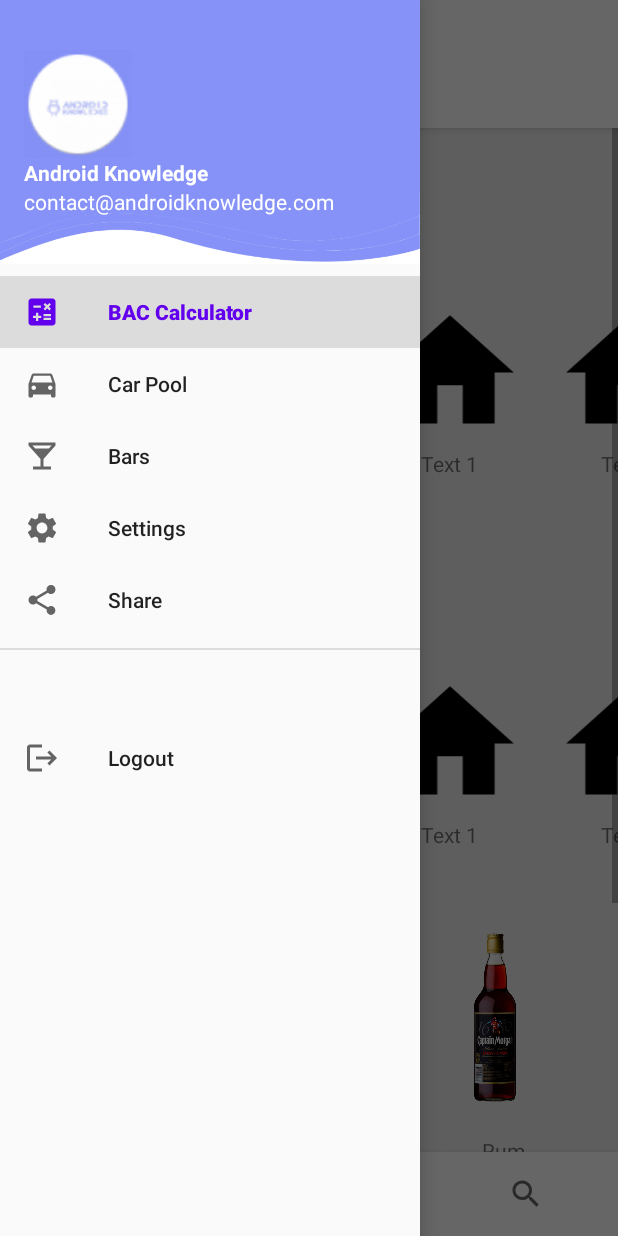
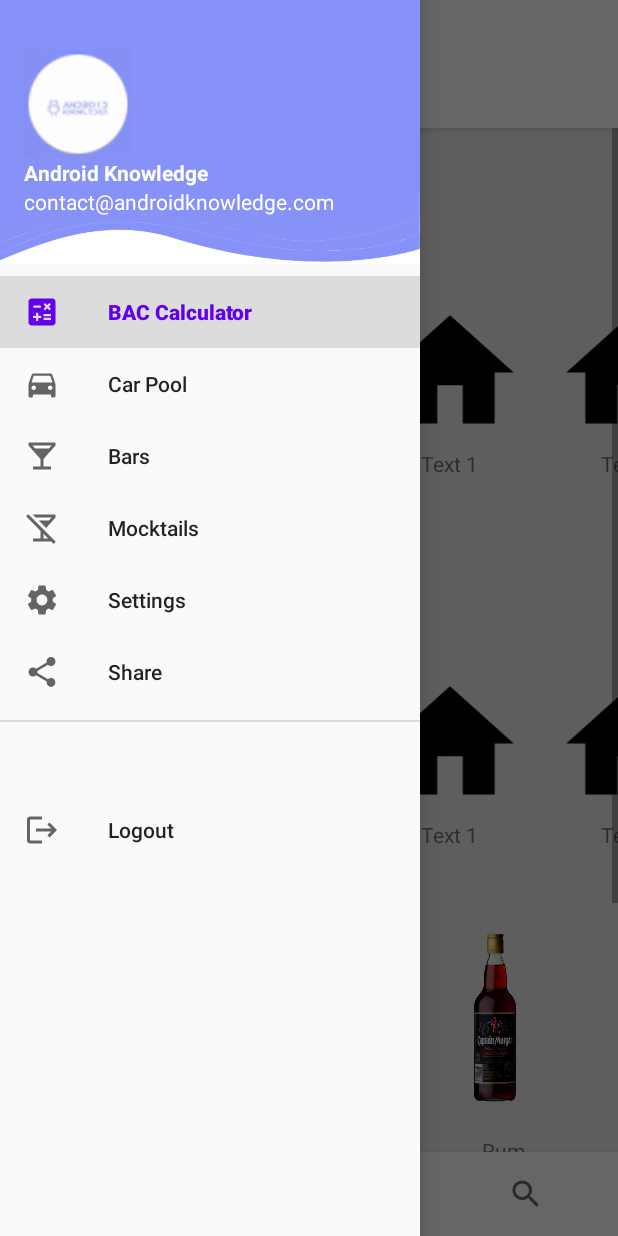
Before and after one commit to sgonz837/Adulting-21, an Android app: the HomeFragment screen opened directly, with no data from a screen before it, with the side drawer open, on a phone screen of 412 x 824 dp. Run offline under Robolectric (Android 15) with nearby library versions, the phone set to English and light mode, and no system bars; our stand-ins replace Picasso; pictures from the network do not load.

Commit message:
Added Mocktail & Uber

```diff
--- /dev/null
+++ b/Adulting21/app/src/main/res/drawable/baseline_no_drinks_24.xml
@@ -0,0 +1,5 @@
+<vector android:height="24dp" android:tint="#000000"
+    android:viewportHeight="24" android:viewportWidth="24"
+    android:width="24dp" xmlns:android="http://schemas.android.com/apk/res/android">
+    <path android:fillColor="@android:color/white" android:pathData="M5.83,3H21v2l-6.2,6.97L9.83,7h6.74l1.78,-2H7.83L5.83,3zM19.78,22.61L18,20.83V21H6v-2h5v-5l-1.37,-1.54L1.39,4.22l1.41,-1.41L3,3l18.19,18.19L19.78,22.61zM16.17,19L13,15.83V19H16.17z"/>
+</vector>
--- a/Adulting21/app/src/main/res/menu/nav_menu.xml
+++ b/Adulting21/app/src/main/res/menu/nav_menu.xml
@@ -18,6 +18,10 @@
             android:icon="@drawable/baseline_local_bar_24"
             android:title="Bars" />
         <item
+            android:id="@+id/nav_mocktails"
+            android:icon="@drawable/baseline_no_drinks_24"
+            android:title="Mocktails" />
+        <item
             android:id="@+id/nav_settings"
             android:icon="@drawable/baseline_settings_24"
             android:title="Settings" />
@@ -31,6 +35,7 @@
             android:icon="@drawable/nav_home"
             android:title="Bars"
             android:visible="false" />
+
         <item
             android:id="@+id/nav_service1"
             android:title="Service 1"
--- a/Adulting21/build.gradle
+++ b/Adulting21/build.gradle
@@ -4,8 +4,8 @@ buildscript {
     }
 }// Top-level build file where you can add configuration options common to all sub-projects/modules.
 plugins {
-    id 'com.android.application' version '7.4.2' apply false
-    id 'com.android.library' version '7.4.2' apply false
+    id 'com.android.application' version '8.1.2' apply false
+    id 'com.android.library' version '8.1.2' apply false
     id 'org.jetbrains.kotlin.android' version '1.8.0' apply false
     id 'com.google.android.libraries.mapsplatform.secrets-gradle-plugin' version '2.0.1' apply false
 }
--- a/Adulting21/gradle.properties
+++ b/Adulting21/gradle.properties
@@ -23,3 +23,5 @@ kotlin.code.style=official
 android.nonTransitiveRClass=true
 
 android.enableJetifier=true
+android.defaults.buildfeatures.buildconfig=true
+android.nonFinalResIds=false
```
Also changed, not shown: Adulting21/app/src/main/java/com/example/adulting21/HomeFragment.kt (+37 -0 lines), Adulting21/app/src/main/java/com/example/adulting21/MocktailFragment.kt (added, +59 -0 lines), Adulting21/app/src/main/res/layout/fragment_mocktail.xml (added, +14 -0 lines), Adulting21/gradle/wrapper/gradle-wrapper.properties.
